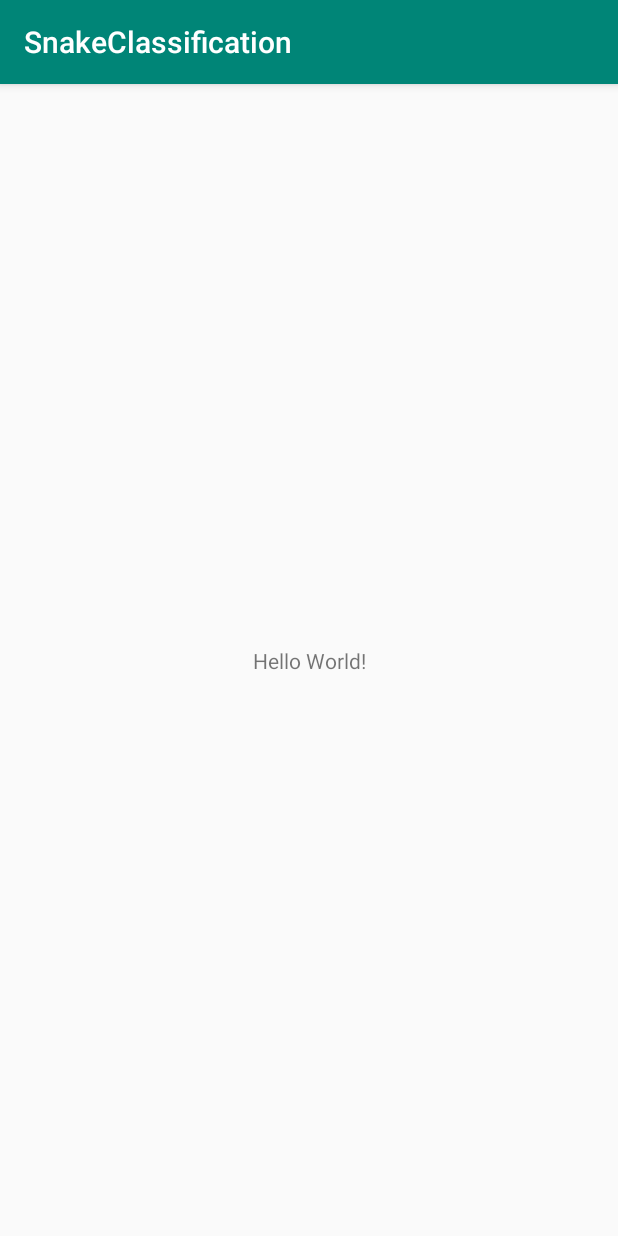
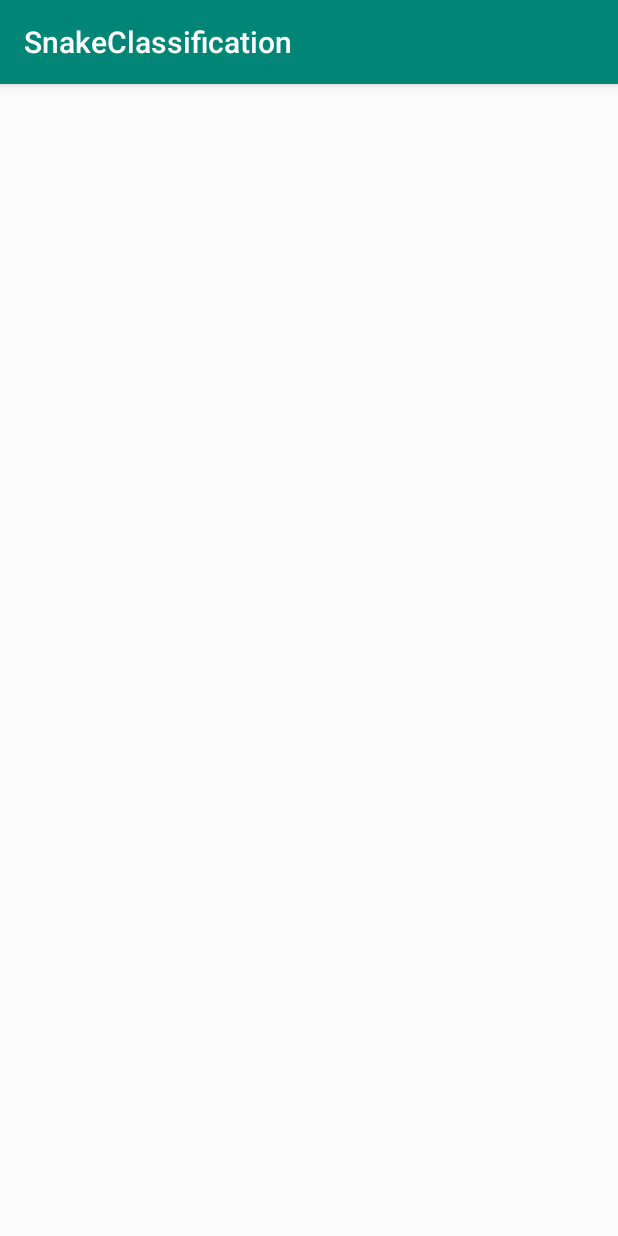
Before and after one commit to sawanya000/SnakeClassification, an Android app: the screen it shows after launch (MainActivity), on a phone screen of 412 x 824 dp. Run offline under Robolectric (Android 15) with nearby library versions, the phone set to English and light mode, and no system bars.

Commit message:
add color

```diff
--- a/app/src/main/res/layout/activity_main.xml
+++ b/app/src/main/res/layout/activity_main.xml
@@ -6,13 +6,4 @@
     android:layout_height="match_parent"
     tools:context=".MainActivity">
 
-    <TextView
-        android:layout_width="wrap_content"
-        android:layout_height="wrap_content"
-        android:text="Hello World!"
-        app:layout_constraintBottom_toBottomOf="parent"
-        app:layout_constraintLeft_toLeftOf="parent"
-        app:layout_constraintRight_toRightOf="parent"
-        app:layout_constraintTop_toTopOf="parent" />
-
 </androidx.constraintlayout.widget.ConstraintLayout>
--- a/app/src/main/res/values/colors.xml
+++ b/app/src/main/res/values/colors.xml
@@ -3,4 +3,7 @@
     <color name="colorPrimary">#008577</color>
     <color name="colorPrimaryDark">#00574B</color>
     <color name="colorAccent">#D81B60</color>
+
+    <color name="Primary">#81B29A</color>
+    <color name="White">#FFF8F8</color>
 </resources>
```
